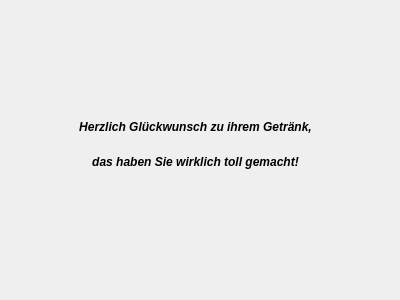
First picture: the form in UserInterface/completionmenu.ui, repository Killjen/matomat, before the edit.
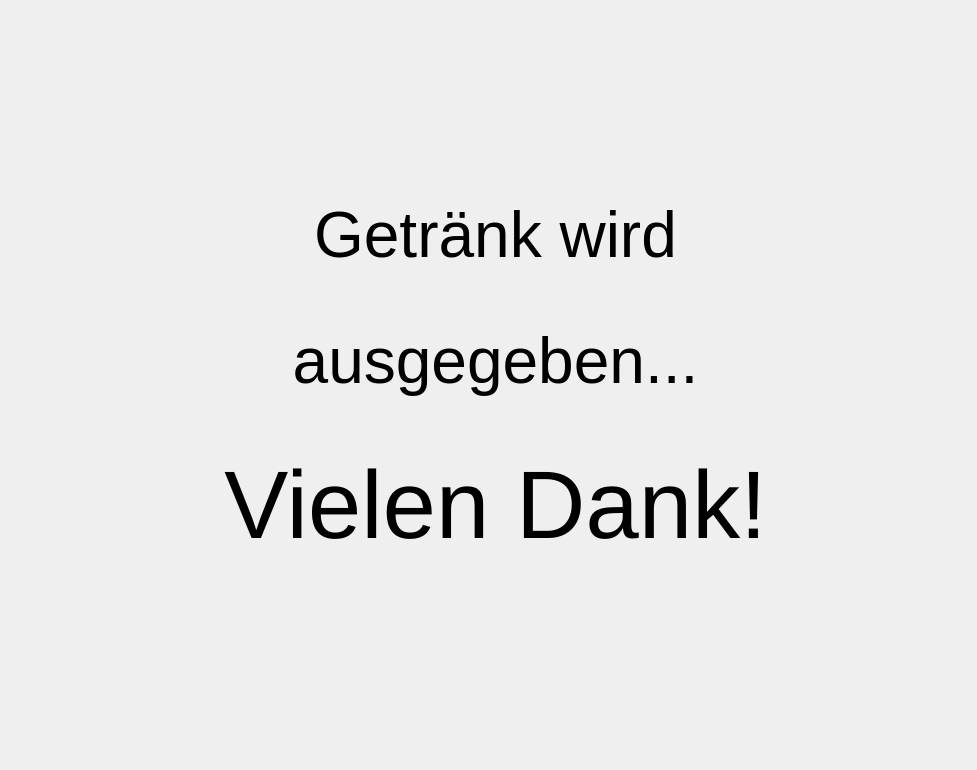
Second picture: the form after the edit.

```diff
--- a/UserInterface/completionmenu.ui
+++ b/UserInterface/completionmenu.ui
@@ -6,8 +6,8 @@
    <rect>
     <x>0</x>
     <y>0</y>
-    <width>400</width>
-    <height>300</height>
+    <width>977</width>
+    <height>770</height>
    </rect>
   </property>
   <property name="windowTitle">
@@ -18,12 +18,12 @@
     <rect>
      <x>40</x>
      <y>30</y>
-     <width>311</width>
-     <height>221</height>
+     <width>911</width>
+     <height>701</height>
     </rect>
    </property>
    <property name="text">
-    <string>&lt;html&gt;&lt;head/&gt;&lt;body&gt;&lt;p align=&quot;center&quot;&gt;&lt;span style=&quot; font-size:14pt; font-weight:600; font-style:italic; vertical-align:sub;&quot;&gt;Herzlich Glückwunsch zu ihrem Getränk,&lt;/span&gt;&lt;/p&gt;&lt;p align=&quot;center&quot;&gt;&lt;span style=&quot; font-size:14pt; font-weight:600; font-style:italic; vertical-align:sub;&quot;&gt;das haben Sie wirklich toll gemacht!&lt;/span&gt;&lt;/p&gt;&lt;/body&gt;&lt;/html&gt;</string>
+    <string>&lt;html&gt;&lt;head/&gt;&lt;body&gt;&lt;p align=&quot;center&quot;&gt;&lt;span style=&quot; font-size:48pt;&quot;&gt;Getränk wird&lt;/span&gt;&lt;/p&gt;&lt;p align=&quot;center&quot;&gt;&lt;br/&gt;&lt;/p&gt;&lt;p align=&quot;center&quot;&gt;&lt;span style=&quot; font-size:48pt;&quot;&gt; ausgegeben...&lt;/span&gt;&lt;/p&gt;&lt;p align=&quot;center&quot;&gt;&lt;br/&gt;&lt;/p&gt;&lt;p align=&quot;center&quot;&gt;&lt;span style=&quot; font-size:72pt;&quot;&gt;Vielen Dank!&lt;/span&gt;&lt;/p&gt;&lt;/body&gt;&lt;/html&gt;</string>
    </property>
   </widget>
  </widget>
```
